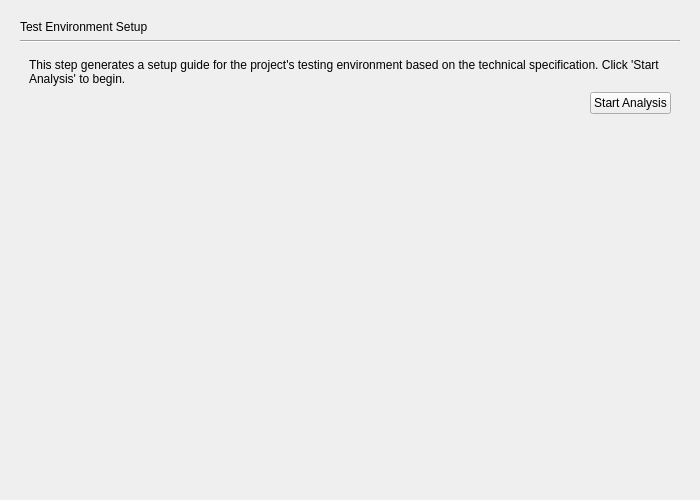
mariolewis/asdf_factory, file gui/test_env_page.ui: the form before one commit.
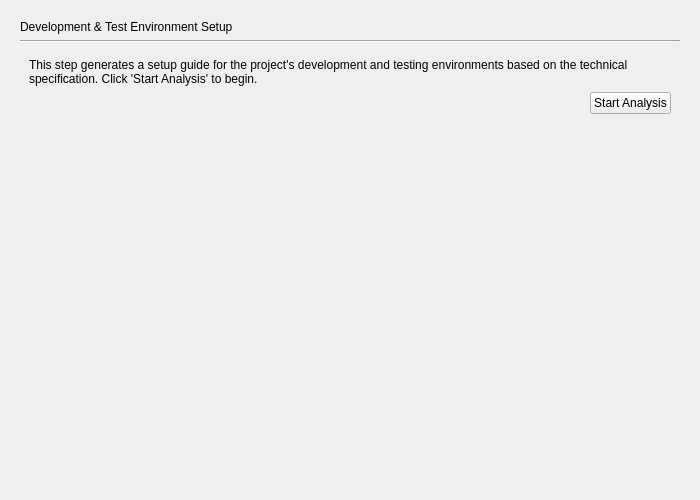
The form after the commit.

Commit message:
feat: Unify dev and test environment setup phase
Implements a single, sequential workflow for both development and test environment setup. Also fixes a critical bug related to incorrect sqlite3.Row access and updates associated UI text.

Diff of the .ui file:
```diff
--- a/gui/test_env_page.ui
+++ b/gui/test_env_page.ui
@@ -29,7 +29,7 @@
    <item>
     <widget class="QLabel" name="headerLabel">
      <property name="text">
-      <string>Test Environment Setup</string>
+      <string>Development &amp; Test Environment Setup</string>
      </property>
     </widget>
    </item>
@@ -50,7 +50,7 @@
        <item>
         <widget class="QLabel" name="standbyLabel">
          <property name="text">
-          <string>This step generates a setup guide for the project's testing environment based on the technical specification. Click 'Start Analysis' to begin.</string>
+          <string>This step generates a setup guide for the project's development and testing environments based on the technical specification. Click 'Start Analysis' to begin.</string>
          </property>
          <property name="wordWrap">
           <bool>true</bool>
```
Left out of the diff: 2 changed lines with no effect on the pictures. The commit also changes 5 other files.
